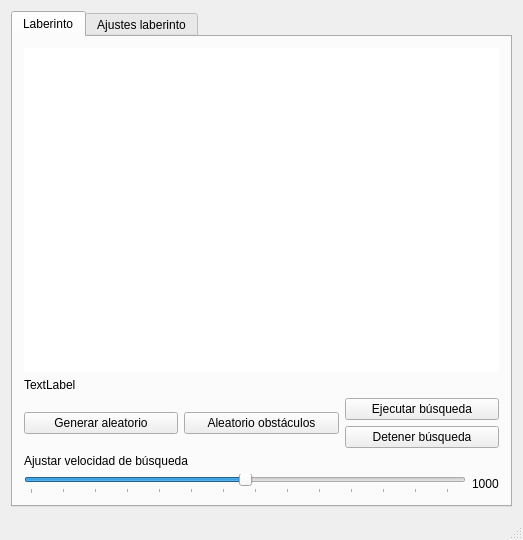
Before: the Qt Designer form Implementación Gráfica 1/hp_mdl/ventanaprincipal.ui in Rafaherrero/ia, drawn with Qt 5.
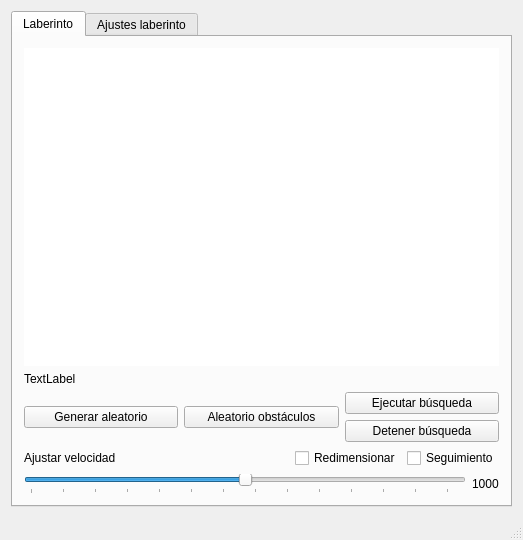
After: the same form once the commit is applied.

Commit message: Nueva versión de interfaz. Arreglada la clase Harry Potter, añadidas nuevas funciones de dibujo del mapa, así como de nuevas funciones

```diff
--- a/Implementación Gráfica 1/hp_mdl/ventanaprincipal.ui
+++ b/Implementación Gráfica 1/hp_mdl/ventanaprincipal.ui
@@ -65,12 +65,6 @@
       <property name="elideMode">
        <enum>Qt::ElideLeft</enum>
       </property>
-      <property name="usesScrollButtons">
-       <bool>false</bool>
-      </property>
-      <property name="movable">
-       <bool>false</bool>
-      </property>
       <property name="tabBarAutoHide">
        <bool>false</bool>
       </property>
@@ -217,11 +211,44 @@
          </layout>
         </item>
         <item>
-         <widget class="QLabel" name="label_4">
-          <property name="text">
-           <string>Ajustar velocidad de búsqueda</string>
+         <layout class="QHBoxLayout" name="horizontalLayout_5">
+          <property name="topMargin">
+           <number>0</number>
           </property>
-         </widget>
+          <item>
+           <widget class="QLabel" name="label_4">
+            <property name="text">
+             <string>Ajustar velocidad</string>
+            </property>
+           </widget>
+          </item>
+          <item>
+           <widget class="QCheckBox" name="checkBox">
+            <property name="sizePolicy">
+             <sizepolicy hsizetype="Fixed" vsizetype="Fixed">
+              <horstretch>0</horstretch>
+              <verstretch>0</verstretch>
+             </sizepolicy>
+            </property>
+            <property name="text">
+             <string>Redimensionar</string>
+            </property>
+           </widget>
+          </item>
+          <item>
+           <widget class="QCheckBox" name="checkBox_2">
+            <property name="sizePolicy">
+             <sizepolicy hsizetype="Fixed" vsizetype="Fixed">
+              <horstretch>0</horstretch>
+              <verstretch>0</verstretch>
+             </sizepolicy>
+            </property>
+            <property name="text">
+             <string>Seguimiento</string>
+            </property>
+           </widget>
+          </item>
+         </layout>
         </item>
         <item>
          <layout class="QHBoxLayout" name="horizontalLayout_6">
@@ -383,19 +410,6 @@
             </property>
            </widget>
           </item>
-          <item>
-           <widget class="QCheckBox" name="checkBox">
-            <property name="focusPolicy">
-             <enum>Qt::NoFocus</enum>
-            </property>
-            <property name="text">
-             <string>Redimensionar</string>
-            </property>
-            <property name="tristate">
-             <bool>false</bool>
-            </property>
-           </widget>
-          </item>
          </layout>
         </item>
         <item>
```
Left out of the diff: 2 changed lines with no effect on the pictures. The commit also changes 6 other files.
